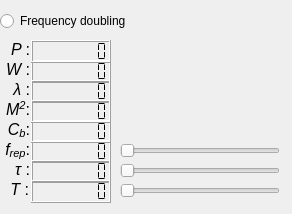
kajsaER/LODR, file Subsystems/definedLaser.ui: the form before one commit.
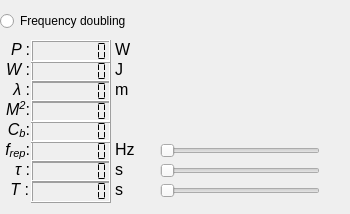
The form after the commit.

Commit message: Middle of adding units

Diff of the .ui file:
```diff
--- a/Subsystems/definedLaser.ui
+++ b/Subsystems/definedLaser.ui
@@ -6,7 +6,7 @@
    <rect>
     <x>0</x>
     <y>0</y>
-    <width>292</width>
+    <width>350</width>
     <height>214</height>
    </rect>
   </property>
@@ -232,12 +232,18 @@
   <widget class="QSlider" name="slide_frep">
    <property name="geometry">
     <rect>
-     <x>120</x>
+     <x>160</x>
      <y>142</y>
      <width>160</width>
      <height>18</height>
     </rect>
    </property>
+   <property name="maximum">
+    <number>899999</number>
+   </property>
+   <property name="tracking">
+    <bool>false</bool>
+   </property>
    <property name="orientation">
     <enum>Qt::Horizontal</enum>
    </property>
@@ -245,7 +251,7 @@
   <widget class="QSlider" name="slide_tau">
    <property name="geometry">
     <rect>
-     <x>120</x>
+     <x>160</x>
      <y>162</y>
      <width>160</width>
      <height>18</height>
@@ -258,7 +264,7 @@
   <widget class="QSlider" name="slide_T">
    <property name="geometry">
     <rect>
-     <x>120</x>
+     <x>160</x>
      <y>182</y>
      <width>160</width>
      <height>18</height>
@@ -297,6 +303,117 @@
     <enum>QLCDNumber::Flat</enum>
    </property>
   </widget>
+  <widget class="QLabel" name="unit_P">
+   <property name="geometry">
+    <rect>
+     <x>115</x>
+     <y>40</y>
+     <width>35</width>
+     <height>20</height>
+    </rect>
+   </property>
+   <property name="font">
+    <font>
+     <pointsize>12</pointsize>
+    </font>
+   </property>
+   <property name="text">
+    <string>&lt;html&gt;&lt;head/&gt;&lt;body&gt;&lt;p&gt;&lt;span style=&quot; font-size:12pt;&quot;&gt;W&lt;/span&gt;&lt;/p&gt;&lt;/body&gt;&lt;/html&gt;</string>
+   </property>
+  </widget>
+  <widget class="QLabel" name="unit_W">
+   <property name="geometry">
+    <rect>
+     <x>115</x>
+     <y>60</y>
+     <width>35</width>
+     <height>20</height>
+    </rect>
+   </property>
+   <property name="font">
+    <font>
+     <pointsize>12</pointsize>
+     <weight>50</weight>
+     <italic>false</italic>
+     <bold>false</bold>
+    </font>
+   </property>
+   <property name="text">
+    <string>&lt;html&gt;&lt;head/&gt;&lt;body&gt;&lt;p&gt;&lt;span style=&quot; font-size:12pt;&quot;&gt;J&lt;/span&gt;&lt;/p&gt;&lt;/body&gt;&lt;/html&gt;</string>
+   </property>
+  </widget>
+  <widget class="QLabel" name="unit_lambda">
+   <property name="geometry">
+    <rect>
+     <x>115</x>
+     <y>80</y>
+     <width>35</width>
+     <height>20</height>
+    </rect>
+   </property>
+   <property name="font">
+    <font>
+     <pointsize>12</pointsize>
+    </font>
+   </property>
+   <property name="text">
+    <string>&lt;html&gt;&lt;head/&gt;&lt;body&gt;&lt;p&gt;&lt;span style=&quot; font-size:12pt;&quot;&gt;m&lt;/span&gt;&lt;/p&gt;&lt;/body&gt;&lt;/html&gt;</string>
+   </property>
+  </widget>
+  <widget class="QLabel" name="unit_frep">
+   <property name="geometry">
+    <rect>
+     <x>115</x>
+     <y>140</y>
+     <width>35</width>
+     <height>20</height>
+    </rect>
+   </property>
+   <property name="font">
+    <font>
+     <pointsize>12</pointsize>
+    </font>
+   </property>
+   <property name="text">
+    <string>&lt;html&gt;&lt;head/&gt;&lt;body&gt;&lt;p&gt;&lt;span style=&quot; font-size:12pt;&quot;&gt;Hz&lt;/span&gt;&lt;/p&gt;&lt;/body&gt;&lt;/html&gt;</string>
+   </property>
+  </widget>
+  <widget class="QLabel" name="unit_tau">
+   <property name="geometry">
+    <rect>
+     <x>115</x>
+     <y>160</y>
+     <width>35</width>
+     <height>20</height>
+    </rect>
+   </property>
+   <property name="font">
+    <font>
+     <pointsize>12</pointsize>
+    </font>
+   </property>
+   <property name="text">
+    <string>&lt;html&gt;&lt;head/&gt;&lt;body&gt;&lt;p&gt;&lt;span style=&quot; font-size:12pt;&quot;&gt;s&lt;/span&gt;&lt;/p&gt;&lt;/body&gt;&lt;/html&gt;</string>
+   </property>
+  </widget>
+  <widget class="QLabel" name="unit_T">
+   <property name="geometry">
+    <rect>
+     <x>115</x>
+     <y>180</y>
+     <width>35</width>
+     <height>20</height>
+    </rect>
+   </property>
+   <property name="font">
+    <font>
+     <pointsize>12</pointsize>
+    </font>
+   </property>
+   <property name="text">
+    <string>&lt;html&gt;&lt;head/&gt;&lt;body&gt;&lt;p&gt;&lt;span style=&quot; font-size:12pt;&quot;&gt;s&lt;/span&gt;&lt;/p&gt;&lt;/body&gt;&lt;/html&gt;</string>
+   </property>
+  </widget>
  </widget>
  <resources/>
  <connections/>
```
Left out of the diff: 6 changed lines with no effect on the pictures. The commit also changes 13 other files.
